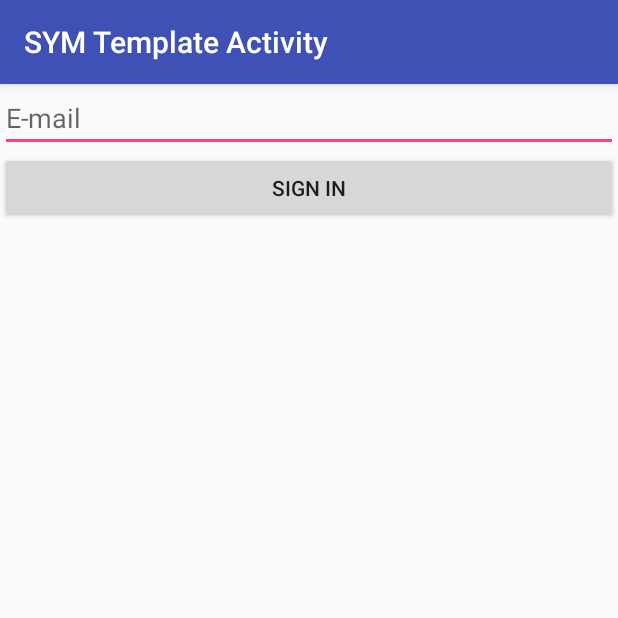
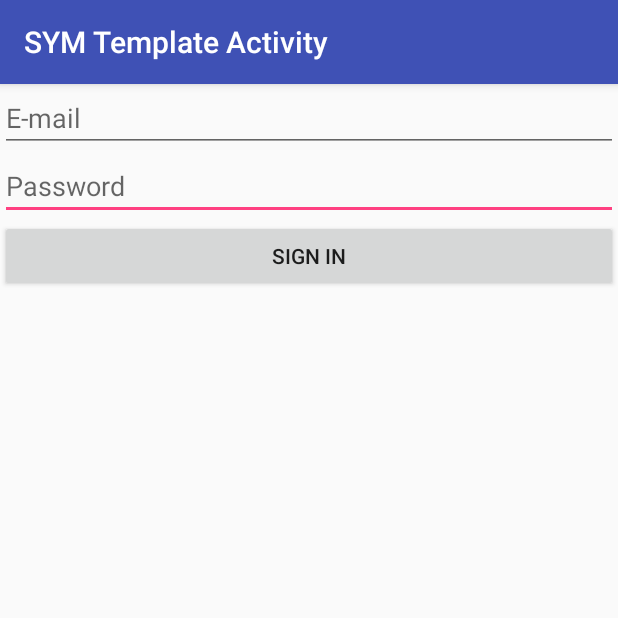
Before and after one commit to X4l1b1/SYM, an Android app: the screen it shows after launch (MainActivity), on a phone screen of 412 x 824 dp, the top half of it. Run offline under Robolectric (Android 15) with nearby library versions, the phone set to English and light mode, and no system bars.

Commit message:
Added Password field and both format checking

```diff
--- a/Template/app/src/main/res/layout/authent.xml
+++ b/Template/app/src/main/res/layout/authent.xml
@@ -13,6 +13,15 @@
         <requestFocus />
     </EditText>
 
+    <EditText
+        android:id="@+id/passwd"
+        android:layout_width="match_parent"
+        android:layout_height="wrap_content"
+        android:hint="Password"
+        android:inputType="textPassword" >
+        <requestFocus />
+    </EditText>
+
     <Button
         android:id="@+id/buttOk"
         android:layout_width="match_parent"
```
Also changed, not shown: Template/app/src/main/java/ch/heigvd/sym/template/MainActivity.java (+25 -3 lines).
